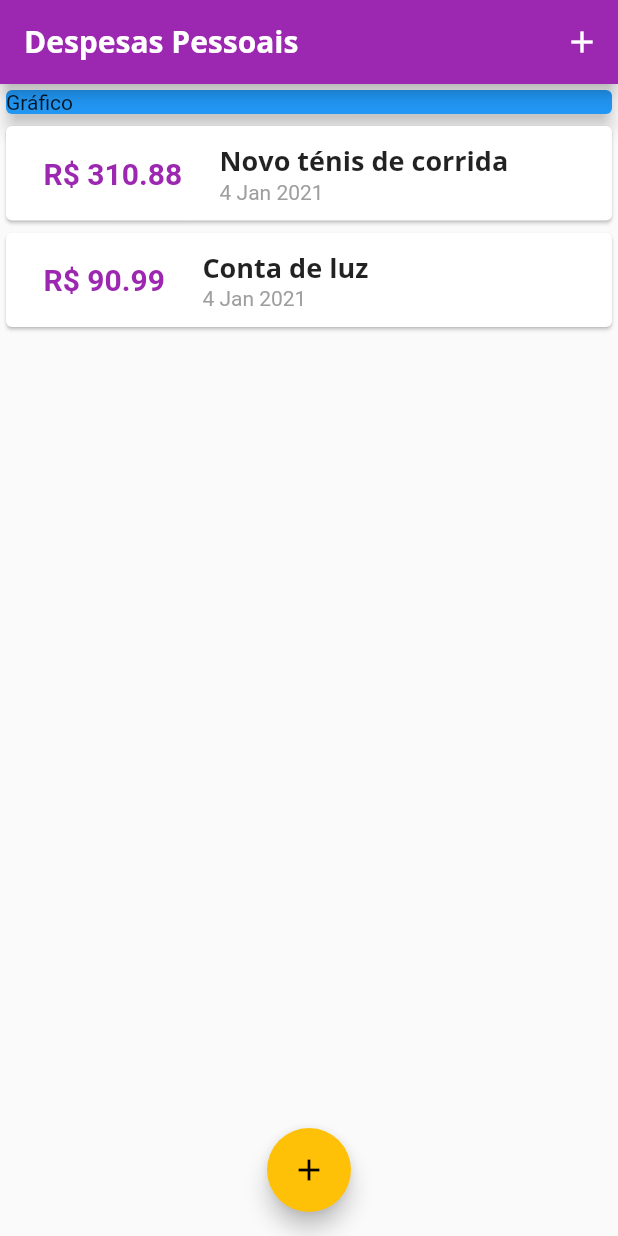
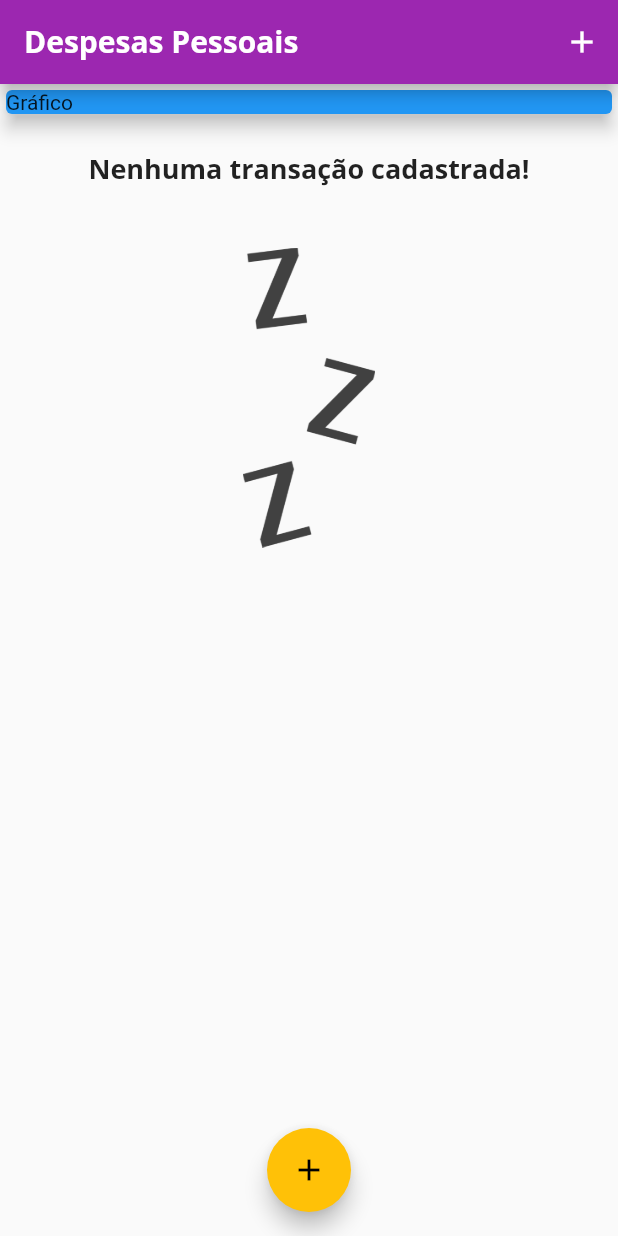
Before and after one commit to joaovitorcf97/expenses, a Flutter app: the screen it shows after launch, on a phone screen of 412 x 824 dp. Run offline on Flutter 3.47's test engine with Material 2 defaults, Android fonts, the phone set to English and light mode, and no system bars.

```diff
--- a/lib/components/transaction_list.dart
+++ b/lib/components/transaction_list.dart
@@ -11,7 +11,29 @@ class TransactionList extends StatelessWidget {
   Widget build(BuildContext context) {
     return Container(
       height: 300,
-      child: ListView.builder(
+      child: transactions.isEmpty
+          ? Column(
+              children: [
+                SizedBox(
+                  height: 20,
+                ),
+                Text(
+                  'Nenhuma transação cadastrada!',
+                  style: Theme.of(context).textTheme.title,
+                ),
+                SizedBox(
+                  height: 40,
+                ),
+                Container(
+                  height: 200,
+                  child: Image.asset(
+                    'assets/images/waiting.png',
+                    fit: BoxFit.cover,
+                  ),
+                ),
+              ],
+            )
+          : ListView.builder(
               itemCount: transactions.length,
               itemBuilder: (ctx, index) {
                 final tr = transactions[index];
--- a/lib/main.dart
+++ b/lib/main.dart
@@ -44,19 +44,19 @@ class MyHomePage extends StatefulWidget {
 }
 
 class _MyHomePageState extends State<MyHomePage> {
-  final _transactions = [
-    Transaction(
-      id: 't1',
-      title: 'Novo ténis de corrida',
-      value: 310.88,
-      date: DateTime.now(),
-    ),
-    Transaction(
-      id: 't2',
-      title: 'Conta de luz',
-      value: 90.99,
-      date: DateTime.now(),
-    ),
+  final List<Transaction> _transactions = [
+    // Transaction(
+    //   id: 't1',
+    //   title: 'Novo ténis de corrida',
+    //   value: 310.88,
+    //   date: DateTime.now(),
+    // ),
+    // Transaction(
+    //   id: 't2',
+    //   title: 'Conta de luz',
+    //   value: 90.99,
+    //   date: DateTime.now(),
+    // ),
   ];
 
   _addTransaction(String title, double value) {
--- a/pubspec.yaml
+++ b/pubspec.yaml
@@ -46,8 +46,8 @@ flutter:
   uses-material-design: true
 
   # To add assets to your application, add an assets section, like this:
-  # assets:
-  #   - images/a_dot_burr.jpeg
+  assets:
+    - assets/images/waiting.png
   #   - images/a_dot_ham.jpeg
 
   # An image asset can refer to one or more resolution-specific "variants", see
```
Also changed, not shown: assets/images/waiting.png (added). Lines whose indentation alone changed are shown as unchanged.
